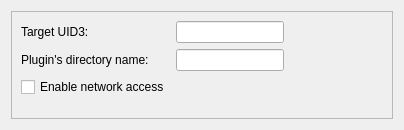
Old version of the form src/plugins/qt4projectmanager/wizards/mobilelibrarywizardoptionpage.ui in the repository qt-creator/qt-creator.
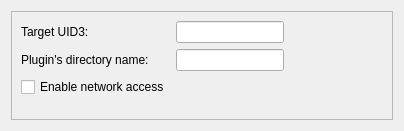
New version of the form.

The edit to the form file:
```diff
--- a/src/plugins/qt4projectmanager/wizards/mobilelibrarywizardoptionpage.ui
+++ b/src/plugins/qt4projectmanager/wizards/mobilelibrarywizardoptionpage.ui
@@ -7,7 +7,7 @@
     <x>0</x>
     <y>0</y>
     <width>404</width>
-    <height>130</height>
+    <height>131</height>
    </rect>
   </property>
   <property name="windowTitle">
```
Left out of the diff: 4 changed lines with no effect on the pictures.
